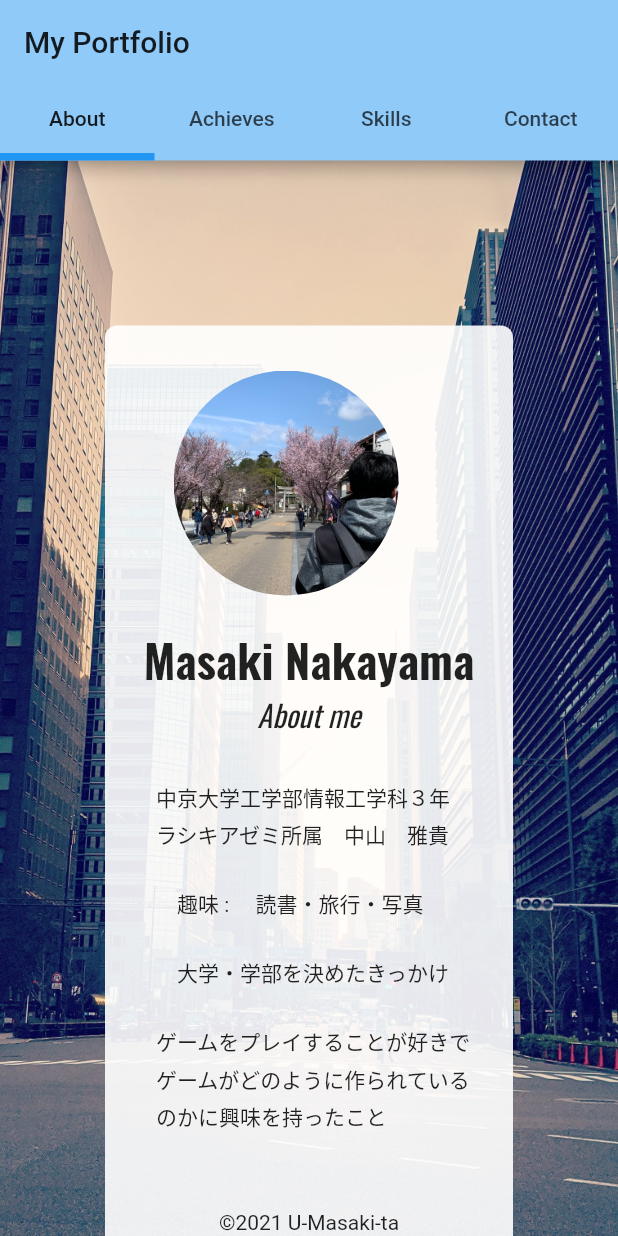
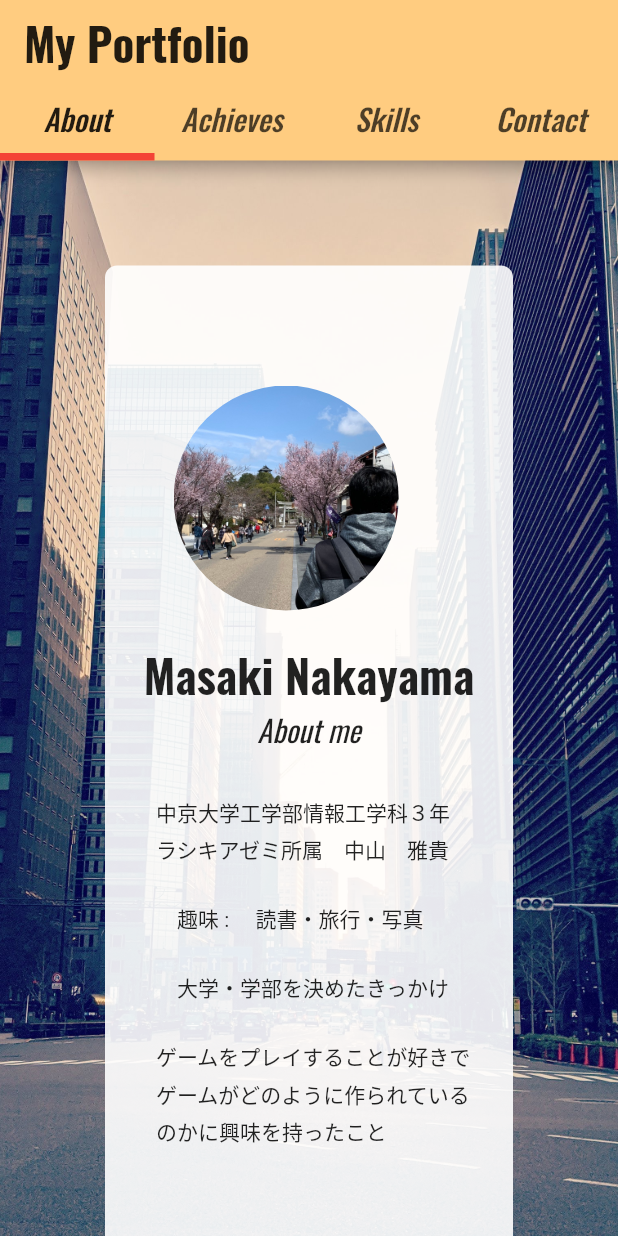
Before and after one commit to U-Masaki-ta/u-masaki-ta.github.io, a Flutter app: the screen it shows after launch, on a phone screen of 412 x 824 dp. Run offline on Flutter 3.47's test engine with Material 2 defaults, Android fonts, the phone set to English and light mode, and no system bars.

Commit message:
update : change primaryColor and font

```diff
--- a/lib/about.dart
+++ b/lib/about.dart
@@ -15,9 +15,9 @@ class AboutWidgetState extends State<AboutWidget> {
 
   Container _createabout(BuildContext context) {
     return Container(
-        margin: EdgeInsets.only(top: 40),
         child: SingleChildScrollView(
             child: Container(
+      padding: EdgeInsets.symmetric(vertical: 50),
       margin: EdgeInsets.all(70.0),
       decoration: BoxDecoration(
           borderRadius: BorderRadius.circular(8.0),
@@ -49,8 +49,7 @@ class AboutWidgetState extends State<AboutWidget> {
               image: DecorationImage(
                 fit: BoxFit.fill,
                 image: AssetImage('assets/imgs/profile.jpg'),
-                )
-            ),
+              )),
         ),
         Container(
           child: Center(
@@ -90,7 +89,7 @@ class AboutWidgetState extends State<AboutWidget> {
           Text("　　大学・学部を決めたきっかけ\n"),
           Text("　ゲームをプレイすることが好きで"),
           Text("　ゲームがどのように作られている"),
-          Text("　のかに興味を持ったこと\n\n\n"),
+          Text("　のかに興味を持ったこと\n\n\n\n"),
           Text("　　　　©2021 U-Masaki-ta　　　　"),
         ],
       ),
--- a/lib/main.dart
+++ b/lib/main.dart
@@ -19,7 +19,8 @@ class MyApp extends StatelessWidget {
       //ページのタイトル
       title: _title,
       theme: ThemeData(
-        primaryColor: Colors.blue[200],
+        primarySwatch: Colors.red,
+        primaryColor: Colors.orange[200],
       ),
       home: Stack(
         children: <Widget>[
@@ -56,22 +57,57 @@ class _MyHomePageState extends State<MyHomePage> with TickerProviderStateMixin {
     return Scaffold(
       backgroundColor: Colors.transparent,
       appBar: AppBar(
-        title: Text('My Portfolio'),
+        title: Text(
+          'My Portfolio',
+          style: TextStyle(
+            fontFamily: 'Oswald',
+            fontSize: 30,
+            fontWeight: FontWeight.bold,
+          ),
+        ),
         bottom: TabBar(
           controller: _tabController,
           indicatorWeight: 5,
           tabs: const <Widget>[
             Tab(
-              text: 'About',
+              child: Text(
+                'About',
+                style: TextStyle(
+                  fontFamily: 'Oswald',
+                  fontSize: 20,
+                  fontStyle: FontStyle.italic,
+                ),
+              ),
             ),
             Tab(
-              text: 'Achieves',
+              child: Text(
+                'Achieves',
+                style: TextStyle(
+                  fontFamily: 'Oswald',
+                  fontSize: 20,
+                  fontStyle: FontStyle.italic,
+                ),
+              ),
             ),
             Tab(
-              text: 'Skills',
+              child: Text(
+                'Skills',
+                style: TextStyle(
+                  fontFamily: 'Oswald',
+                  fontSize: 20,
+                  fontStyle: FontStyle.italic,
+                ),
+              ),
             ),
             Tab(
-              text: 'Contact',
+              child: Text(
+                'Contact',
+                style: TextStyle(
+                  fontFamily: 'Oswald',
+                  fontSize: 20,
+                  fontStyle: FontStyle.italic,
+                ),
+              ),
             ),
           ],
         ),
```
Also changed, not shown: pubspec.yaml (+7 -0 lines), assets/imgs/for_icon.PNG (added), pubspec.lock, 21 other files. Lines whose indentation alone changed are shown as unchanged.
